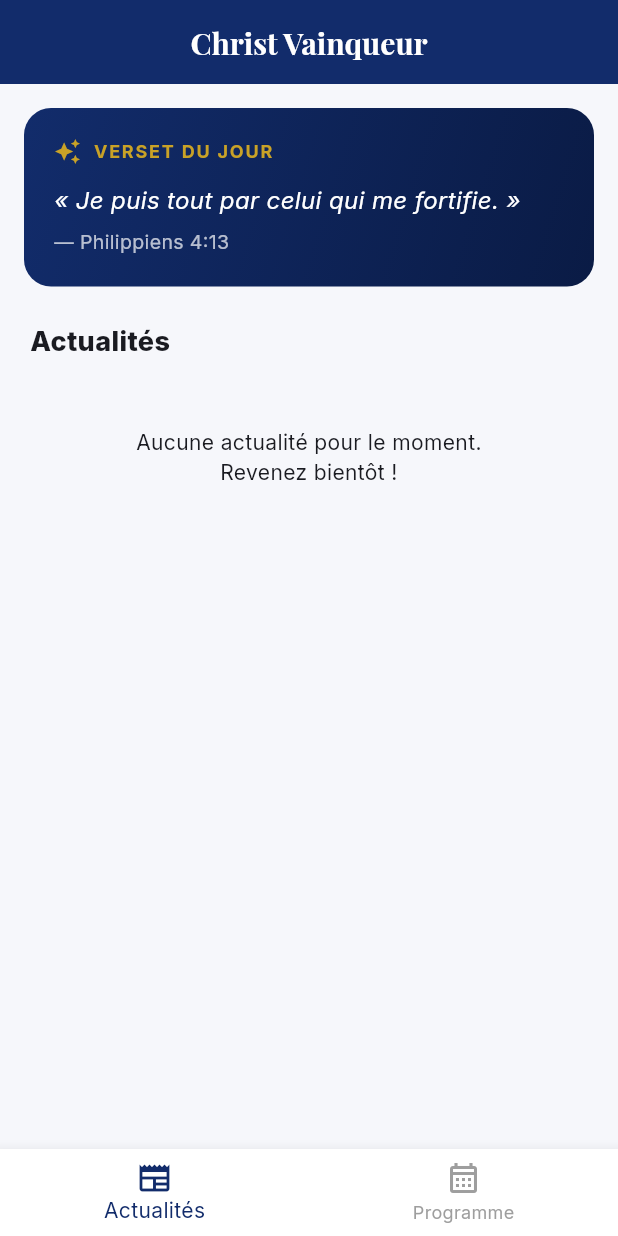
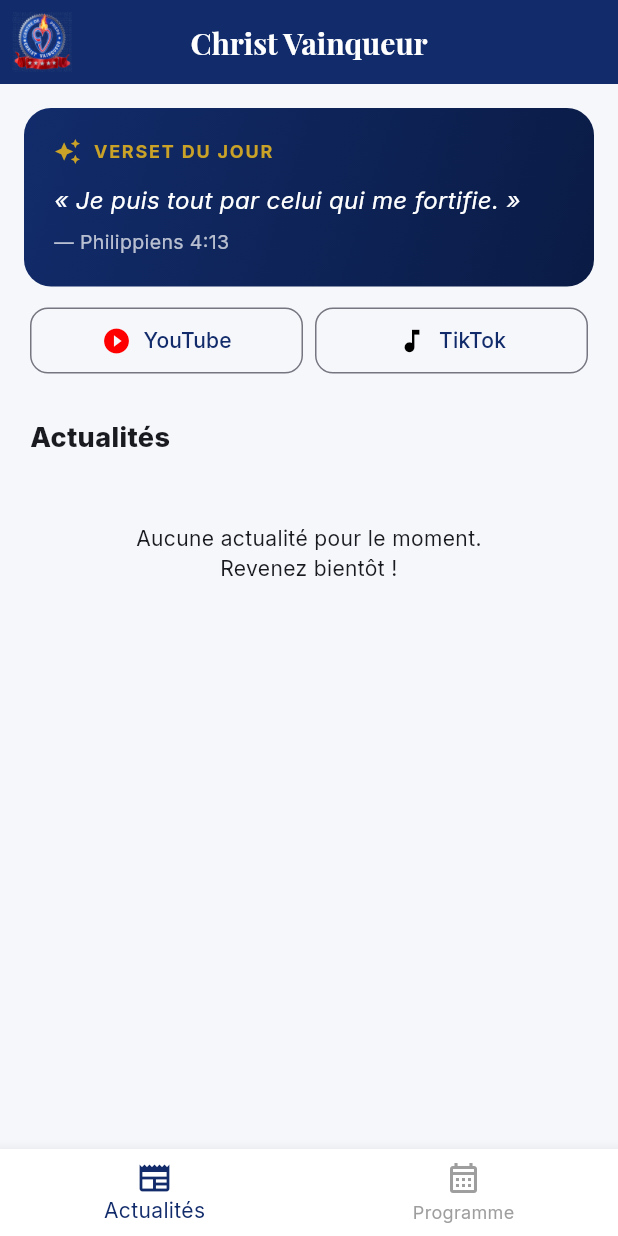
Before and after one commit to nicanortokpoabdias-dotcom/CHRIST-VAINQUEUR, a Flutter app: the screen it shows after launch, on a phone screen of 412 x 824 dp. Run offline on Flutter 3.47's test engine with Material 3 defaults, Android fonts, the phone set to English and light mode, and no system bars; our stand-ins replace cached_network_image, cloud_firestore, firebase_core, firebase_messaging, flutter_local_notifications, google_fonts; accounts and stored records are empty.

Commit message:
Ajouter le logo, les réseaux sociaux et la résilience hors-ligne
- Intègre le logo officiel (fond transparent recréé) comme icône Android
  (adaptive icon) et en en-tête de l'écran d'accueil.
- Ajoute des boutons YouTube (@christvainqueur3138) et TikTok
  (@christ.vainqueur29) sur l'accueil.
- Rend le démarrage résilient : l'app fonctionne avec un contenu de repli
  tant que Firebase n'est pas configuré, au lieu de planter.
- Ajoute un workflow GitHub Actions pour compiler l'APK Android release.

Co-Authored-By: Claude Sonnet 5 <noreply@anthropic.com>
Claude-Session: https://claude.ai/code/session_01B4P7UsbKtU5GBVYUK6HhQW

```diff
--- a/app/lib/screens/home_screen.dart
+++ b/app/lib/screens/home_screen.dart
@@ -4,6 +4,7 @@ import '../models/daily_verse.dart';
 import '../models/news_article.dart';
 import '../services/firestore_service.dart';
 import '../widgets/news_card.dart';
+import '../widgets/social_links_row.dart';
 import '../widgets/verse_banner.dart';
 import 'news_detail_screen.dart';
 
@@ -13,7 +14,13 @@ class HomeScreen extends StatelessWidget {
   @override
   Widget build(BuildContext context) {
     return Scaffold(
-      appBar: AppBar(title: const Text('Christ Vainqueur')),
+      appBar: AppBar(
+        leading: Padding(
+          padding: const EdgeInsets.all(8),
+          child: Image.asset('assets/images/logo_transparent.png'),
+        ),
+        title: const Text('Christ Vainqueur'),
+      ),
       body: CustomScrollView(
         slivers: [
             SliverToBoxAdapter(
@@ -25,6 +32,7 @@ class HomeScreen extends StatelessWidget {
                 },
               ),
             ),
+            const SliverToBoxAdapter(child: SocialLinksRow()),
             const SliverToBoxAdapter(
               child: Padding(
                 padding: EdgeInsets.fromLTRB(20, 16, 20, 4),
--- /dev/null
+++ b/app/lib/widgets/social_links_row.dart
@@ -0,0 +1,58 @@
+import 'package:flutter/material.dart';
+import 'package:url_launcher/url_launcher.dart';
+
+import '../theme/app_theme.dart';
+
+class SocialLinksRow extends StatelessWidget {
+  const SocialLinksRow({super.key});
+
+  static final _links = [
+    (
+      label: 'YouTube',
+      icon: Icons.play_circle_fill,
+      color: const Color(0xFFFF0000),
+      url: 'https://www.youtube.com/@christvainqueur3138',
+    ),
+    (
+      label: 'TikTok',
+      icon: Icons.music_note,
+      color: Colors.black,
+      url: 'https://www.tiktok.com/@christ.vainqueur29',
+    ),
+  ];
+
+  Future<void> _open(String url) async {
+    final uri = Uri.parse(url);
+    await launchUrl(uri, mode: LaunchMode.externalApplication);
+  }
+
+  @override
+  Widget build(BuildContext context) {
+    return Padding(
+      padding: const EdgeInsets.fromLTRB(16, 4, 16, 12),
+      child: Row(
+        children: _links
+            .map(
+              (link) => Expanded(
+                child: Padding(
+                  padding: const EdgeInsets.symmetric(horizontal: 4),
+                  child: OutlinedButton.icon(
+                    onPressed: () => _open(link.url),
+                    icon: Icon(link.icon, color: link.color, size: 20),
+                    label: Text(link.label),
+                    style: OutlinedButton.styleFrom(
+                      foregroundColor: AppColors.primary,
+                      padding: const EdgeInsets.symmetric(vertical: 12),
+                      shape: RoundedRectangleBorder(
+                        borderRadius: BorderRadius.circular(12),
+                      ),
+                    ),
+                  ),
+                ),
+              ),
+            )
+            .toList(),
+      ),
+    );
+  }
+}
```
Also changed, not shown: app/lib/main.dart (+9 -3 lines), app/lib/services/firestore_service.dart (+38 -11 lines), app/pubspec.yaml (+10 -0 lines), app/assets/icon/icon.png (added), app/assets/icon/icon_foreground.png (added), app/assets/images/logo.png (added), app/assets/images/logo_transparent.png (added), app/pubspec.lock, 13 other files.
